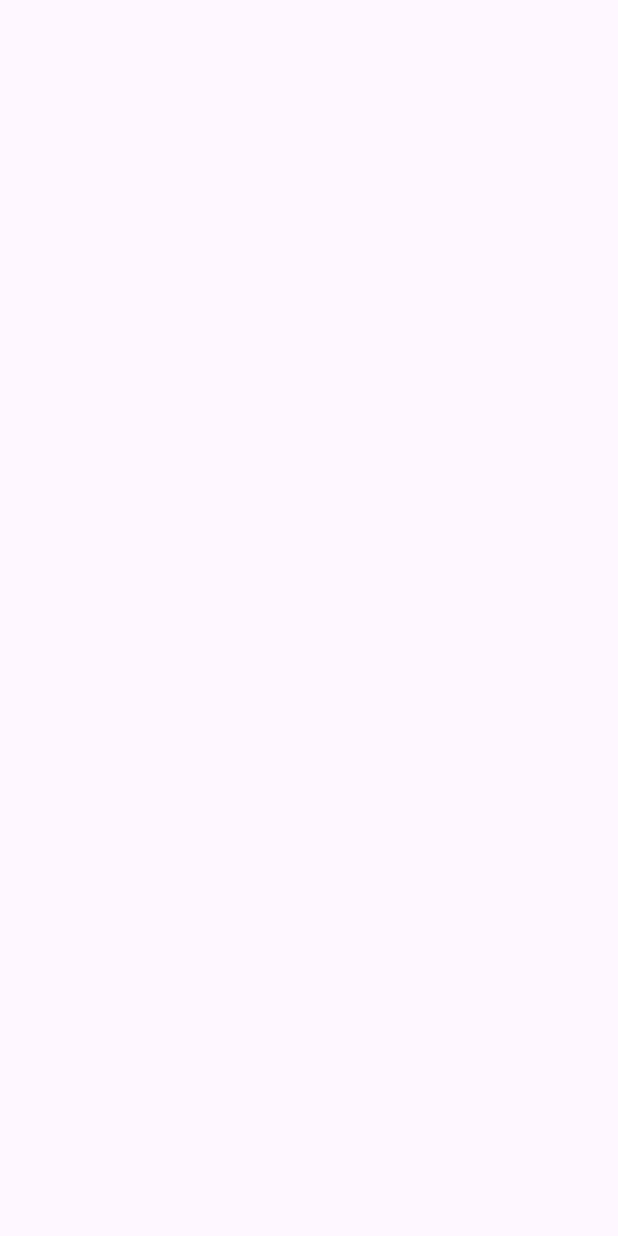
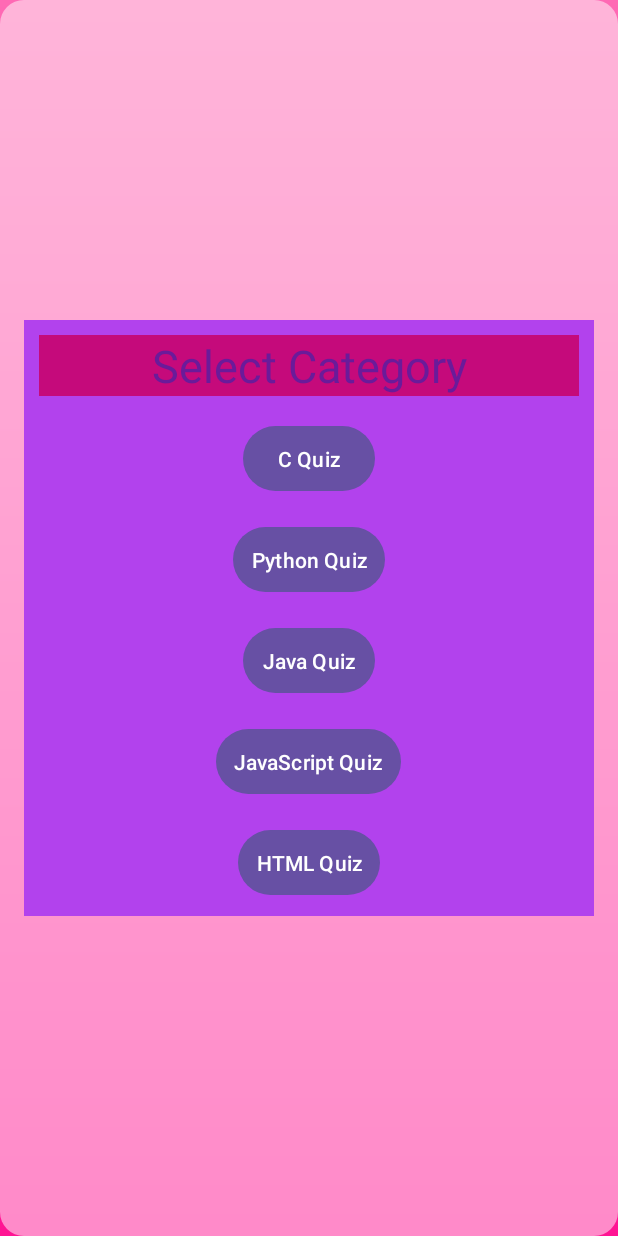
Before and after one commit to ycvinay/QuizApp, an Android app: the Categories screen opened directly, with no data from a screen before it, on a phone screen of 412 x 824 dp. Before the commit the screen is empty. Run offline under Robolectric (Android 15) with nearby library versions, the phone set to English and light mode, and no system bars.

Commit message:
categories added

```diff
--- a/app/src/main/AndroidManifest.xml
+++ b/app/src/main/AndroidManifest.xml
@@ -12,6 +12,18 @@
         android:supportsRtl="true"
         android:theme="@style/Theme.Quizapp"
         tools:targetApi="31">
+        <activity
+            android:name=".JSActivity"
+            android:exported="false" />
+        <activity
+            android:name=".HtmlActivity"
+            android:exported="false" />
+        <activity
+            android:name=".JavaActivity"
+            android:exported="false" />
+        <activity
+            android:name=".PythonActivity"
+            android:exported="false" />
         <activity
             android:name=".Categories"
             android:exported="false" />
--- a/app/src/main/java/com/example/quizapp/Categories.java
+++ b/app/src/main/java/com/example/quizapp/Categories.java
@@ -1,15 +1,67 @@
 package com.example.quizapp;
 
+import android.content.Intent;
 import android.os.Bundle;
+import android.view.View;
+import android.widget.Button;
 
 import androidx.appcompat.app.AppCompatActivity;
 
 public class Categories extends AppCompatActivity {
+
+    private Button btnCQuiz, btnPythonQuiz, btnJavaQuiz, btnJavaScriptQuiz, btnHtmlQuiz;
 
     @Override
     protected void onCreate(Bundle savedInstanceState) {
         super.onCreate(savedInstanceState);
         setContentView(R.layout.activity_categories);
 
+
+        btnCQuiz = findViewById(R.id.btnCQuiz);
+        btnCQuiz.setOnClickListener(new View.OnClickListener() {
+            @Override
+            public void onClick(View v) {
+                Intent intent = new Intent(Categories.this, CQuizActivity.class);
+                startActivity(intent);             }
+        });
+
+        // Button for Python Quiz
+        btnPythonQuiz = findViewById(R.id.btnPythonQuiz);
+        btnPythonQuiz.setOnClickListener(new View.OnClickListener() {
+            @Override
+            public void onClick(View v) {
+                Intent intent = new Intent(Categories.this, PythonActivity.class);
+                startActivity(intent);             }
+        });
+
+        // Button for Java Quiz
+        btnJavaQuiz = findViewById(R.id.btnJavaQuiz);
+        btnJavaQuiz.setOnClickListener(new View.OnClickListener() {
+            @Override
+            public void onClick(View v) {
+                Intent intent = new Intent(Categories.this, JavaActivity.class);
+                startActivity(intent);             }
+        });
+
+        // Button for JavaScript Quiz
+        btnJavaScriptQuiz = findViewById(R.id.btnJavaScriptQuiz);
+        btnJavaScriptQuiz.setOnClickListener(new View.OnClickListener() {
+            @Override
+            public void onClick(View v) {
+                Intent intent = new Intent(Categories.this, JSActivity.class);
+                startActivity(intent);            }
+        });
+
+        // Button for HTML Quiz
+        btnHtmlQuiz = findViewById(R.id.btnHtmlQuiz);
+        btnHtmlQuiz.setOnClickListener(new View.OnClickListener() {
+            @Override
+            public void onClick(View v) {
+                Intent intent = new Intent(Categories.this, HtmlActivity.class);
+                startActivity(intent);
+            }
+        });
     }
+
+
 }
--- a/app/src/main/res/layout/activity_categories.xml
+++ b/app/src/main/res/layout/activity_categories.xml
@@ -1,10 +1,79 @@
 <?xml version="1.0" encoding="utf-8"?>
-<androidx.constraintlayout.widget.ConstraintLayout xmlns:android="http://schemas.android.com/apk/res/android"
-    xmlns:app="http://schemas.android.com/apk/res-auto"
-    xmlns:tools="http://schemas.android.com/tools"
-    android:id="@+id/main"
+<ScrollView xmlns:android="http://schemas.android.com/apk/res/android"
     android:layout_width="match_parent"
     android:layout_height="match_parent"
-    tools:context=".Categories">
+    android:orientation="vertical"
+    android:padding="16dp"
+    android:gravity="center"
+    android:background="@drawable/gradient_background">
 
-</androidx.constraintlayout.widget.ConstraintLayout>
+
+
+    <LinearLayout
+        android:layout_width="match_parent"
+        android:layout_height="match_parent"
+        android:gravity="center"
+        android:layout_gravity="center"
+        android:padding="10dp"
+        android:background="#B242ED"
+        android:orientation="vertical">
+
+        <TextView
+            android:layout_width="match_parent"
+            android:layout_height="wrap_content"
+            android:text="Select Category"
+            android:gravity="center"
+            android:textSize="30sp"
+            android:background="#C50A7B"
+            android:textColor="#6A1B9A"
+            android:id="@+id/tvCategory"/>
+    <!-- Button for C Quiz -->
+    <Button
+        android:id="@+id/btnCQuiz"
+        android:layout_width="wrap_content"
+        android:layout_height="wrap_content"
+        android:text="C Quiz"
+        android:layout_marginTop="16dp"
+        android:padding="12dp"/>
+
+    <!-- Button for Python Quiz -->
+    <Button
+        android:id="@+id/btnPythonQuiz"
+        android:layout_width="wrap_content"
+        android:layout_height="wrap_content"
+        android:text="Python Quiz"
+        android:layout_marginTop="16dp"
+        android:padding="12dp"/>
+
+    <!-- Button for Java Quiz -->
+    <Button
+        android:id="@+id/btnJavaQuiz"
+        android:layout_width="wrap_content"
+        android:layout_height="wrap_content"
+        android:text="Java Quiz"
+        android:layout_marginTop="16dp"
+        android:padding="12dp"/>
+
+    <!-- Button for JavaScript Quiz -->
+    <Button
+        android:id="@+id/btnJavaScriptQuiz"
+        android:layout_width="wrap_content"
+        android:layout_height="wrap_content"
+        android:text="JavaScript Quiz"
+        android:layout_marginTop="16dp"
+        android:padding="12dp"/>
+
+    <!-- Button for HTML Quiz -->
+    <Button
+        android:id="@+id/btnHtmlQuiz"
+        android:layout_width="wrap_content"
+        android:layout_height="wrap_content"
+        android:text="HTML Quiz"
+        android:layout_marginTop="16dp"
+        android:padding="12dp"/>
+
+
+    </LinearLayout>
+
+
+</ScrollView>
--- a/app/src/main/res/layout/activity_cquiz.xml
+++ b/app/src/main/res/layout/activity_cquiz.xml
@@ -11,7 +11,7 @@
         android:layout_height="wrap_content"
         android:background="?attr/colorPrimary"
         android:title="C Quiz"
-        android:titleTextColor="@android:color/white" />
+        android:titleTextColor="@android:color/black" />
 
     <!-- Question text -->
     <TextView
```
